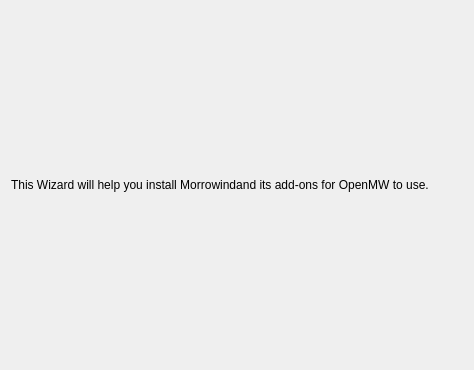
Qt form files/ui/wizard/intropage.ui (OpenMW/openmw) before a commit.
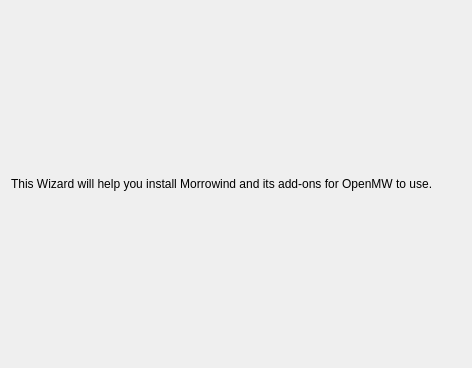
The same form after that commit.

```diff
--- a/files/ui/wizard/intropage.ui
+++ b/files/ui/wizard/intropage.ui
@@ -6,8 +6,8 @@
    <rect>
     <x>0</x>
     <y>0</y>
-    <width>474</width>
-    <height>370</height>
+    <width>472</width>
+    <height>368</height>
    </rect>
   </property>
   <property name="windowTitle">
@@ -20,7 +20,7 @@
    <item>
     <widget class="QLabel" name="textLabel">
      <property name="text">
-      <string>This Wizard will help you install Morrowindand its add-ons for OpenMW to use.</string>
+      <string>This Wizard will help you install Morrowind and its add-ons for OpenMW to use.</string>
      </property>
      <property name="wordWrap">
       <bool>true</bool>
```
Left out of the diff: 4 changed lines with no effect on the pictures.
